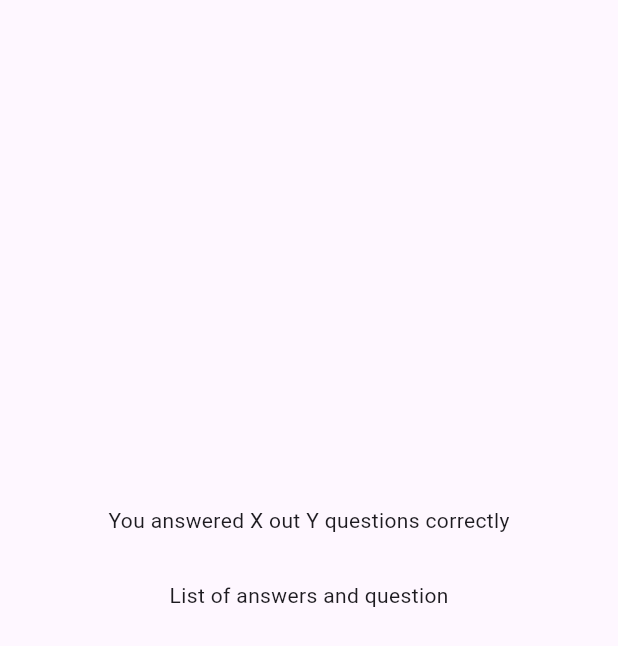
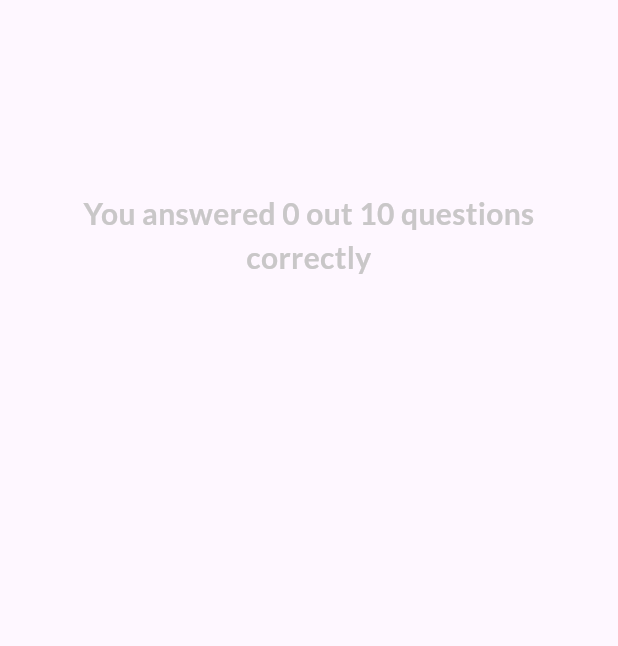
Before and after one commit to shuptorahman/islamic_quiz_app, a Flutter app: the ResultScreen widget shown alone on an empty page, opened directly with empty values, on a phone screen of 412 x 824 dp. Shown: the top 646 px of the screen. Run offline on Flutter 3.47's test engine with Material 3 defaults, Android fonts, the light colour scheme and no system bars; our stand-ins replace google_fonts.

Commit message:
scoll view added,result added etc

```diff
--- a/lib/result_screen.dart
+++ b/lib/result_screen.dart
@@ -1,5 +1,7 @@
 import 'package:flutter/material.dart';
+import 'package:google_fonts/google_fonts.dart';
 import 'package:islamic_quiz_app/database/question_data.dart';
+import 'package:islamic_quiz_app/question_summary.dart';
 
 class ResultScreen extends StatelessWidget {
   ResultScreen({
@@ -19,8 +21,7 @@ class ResultScreen extends StatelessWidget {
       summary.add({
         'question_index': i,
         'question': questions[i].question,
-        'correct_answer':
-            questions[i].question[0],
+        'correct_answer': questions[i].answers[0],
         'user_answer': choosenAnswers[i],
       });
     }
@@ -29,25 +30,48 @@ class ResultScreen extends StatelessWidget {
 
   @override
   Widget build(BuildContext context) {
+    final summaryData = getSummaryData();
+    final numTotalQuestions = questions.length;
+    final numCorrectAnswers =
+        summaryData.where((data) {
+          return data['user_answer'] ==
+              data['correct_answer'];
+        }).length;
+
     return SizedBox(
       width: double.infinity,
       child: Container(
+        margin: const EdgeInsets.all(40),
         child: Column(
           mainAxisAlignment:
               MainAxisAlignment.center,
           children: [
             Text(
-              "You answered X out Y questions correctly",
+              "You answered $numCorrectAnswers out $numTotalQuestions questions correctly",
+              style: GoogleFonts.lato(
+                fontWeight: FontWeight.bold,
+                fontSize: 20,
+                color: const Color.fromARGB(
+                  255,
+                  201,
+                  199,
+                  200,
+                ),
+              ),
+              textAlign: TextAlign.center,
             ),
             SizedBox(height: 30),
-            Text("List of answers and question"),
+            QuestionSummary(
+              summaryData: summaryData,
+            ),
             SizedBox(height: 30),
-            TextButton(
+            TextButton.icon(
               style: TextButton.styleFrom(
                 foregroundColor: Colors.white,
               ),
+              icon: Icon(Icons.refresh),
               onPressed: () {},
-              child: Text(
+              label: Text(
                 "Restart Quiz",
                 style: TextStyle(fontSize: 24),
               ),
```
Also changed, not shown: lib/question_summary.dart (+99 -3 lines).
